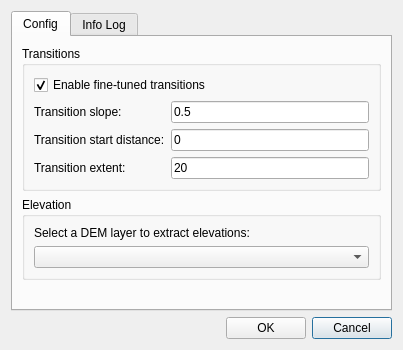
First picture: the form in core/ui/toolbars/utilities/create_mesh.ui, repository ibergis/ibergis_qgis_plugin, before the edit.
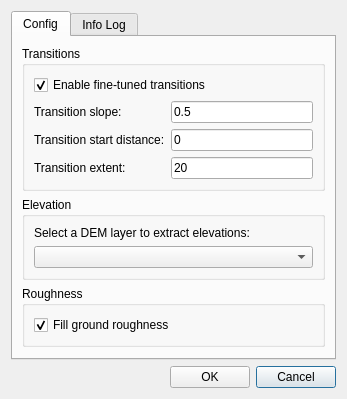
Second picture: the form after the edit.

Commit message: Add "Fill roughness" option to dialog

```diff
--- a/core/ui/toolbars/utilities/create_mesh.ui
+++ b/core/ui/toolbars/utilities/create_mesh.ui
@@ -6,8 +6,8 @@
    <rect>
     <x>0</x>
     <y>0</y>
-    <width>403</width>
-    <height>350</height>
+    <width>347</width>
+    <height>362</height>
    </rect>
   </property>
   <property name="windowTitle">
@@ -65,19 +65,6 @@
        <string>Config</string>
       </attribute>
       <layout class="QGridLayout" name="gridLayout_4">
-       <item row="2" column="0">
-        <spacer name="verticalSpacer">
-         <property name="orientation">
-          <enum>Qt::Vertical</enum>
-         </property>
-         <property name="sizeHint" stdset="0">
-          <size>
-           <width>20</width>
-           <height>33</height>
-          </size>
-         </property>
-        </spacer>
-       </item>
        <item row="0" column="0">
         <widget class="QGroupBox" name="groupBox">
          <property name="title">
@@ -158,6 +145,38 @@
          </layout>
         </widget>
        </item>
+       <item row="3" column="0">
+        <spacer name="verticalSpacer">
+         <property name="orientation">
+          <enum>Qt::Vertical</enum>
+         </property>
+         <property name="sizeHint" stdset="0">
+          <size>
+           <width>20</width>
+           <height>33</height>
+          </size>
+         </property>
+        </spacer>
+       </item>
+       <item row="2" column="0">
+        <widget class="QGroupBox" name="groupBox_3">
+         <property name="title">
+          <string>Roughness</string>
+         </property>
+         <layout class="QGridLayout" name="gridLayout_6">
+          <item row="0" column="0">
+           <widget class="QCheckBox" name="chk_roughness">
+            <property name="text">
+             <string>Fill ground roughness</string>
+            </property>
+            <property name="checked">
+             <bool>true</bool>
+            </property>
+           </widget>
+          </item>
+         </layout>
+        </widget>
+       </item>
       </layout>
      </widget>
      <widget class="QWidget" name="tab_infolog">
```
The commit also changes 2 other files.
